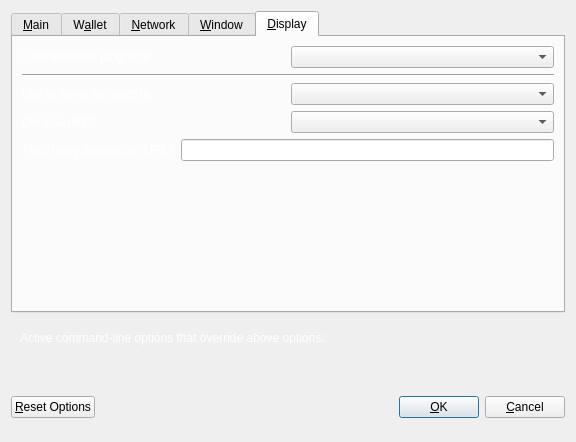
This is src/qt/forms/optionsdialog.ui in zestfoundation/ZestCoin as Qt 5 draws it before an edit. The edited form follows.
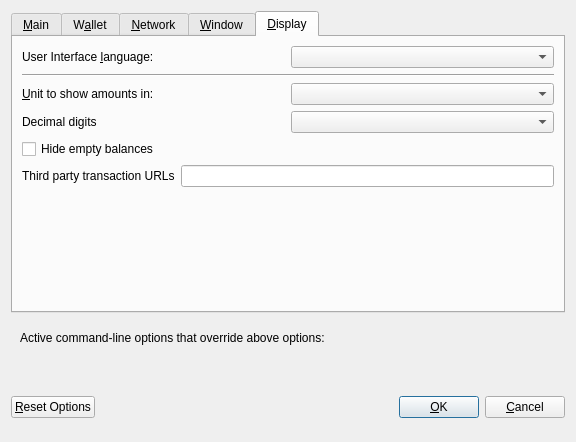
This is the edited form. The open tabs and pages were chosen to show the change. Custom widgets are drawn as their Qt base class.

Commit message: [GUI] UX overhaul Hide balances when empty (check options) Fixed label names Added locked coins

```diff
--- a/src/qt/forms/optionsdialog.ui
+++ b/src/qt/forms/optionsdialog.ui
@@ -440,9 +440,6 @@
         <layout class="QHBoxLayout" name="horizontalLayout_1_Display">
          <item>
           <widget class="QLabel" name="langLabel">
-           <property name="styleSheet">
-            <string notr="true">color:#fff;</string>
-           </property>
            <property name="text">
             <string>User Interface &amp;language:</string>
            </property>
@@ -474,9 +471,6 @@
         <layout class="QHBoxLayout" name="horizontalLayout_2_Display">
          <item>
           <widget class="QLabel" name="unitLabel">
-           <property name="styleSheet">
-            <string notr="true">color:#fff;</string>
-           </property>
            <property name="text">
             <string>&amp;Unit to show amounts in:</string>
            </property>
@@ -501,9 +495,6 @@
         <layout class="QHBoxLayout" name="horizontalLayout_5_Display">
          <item>
           <widget class="QLabel" name="digitsLabel">
-           <property name="styleSheet">
-            <string notr="true">color:#fff;</string>
-           </property>
            <property name="text">
             <string>Decimal digits</string>
            </property>
@@ -514,6 +505,19 @@
          </item>
         </layout>
        </item>
+       <item>
+        <widget class="QCheckBox" name="checkBoxHideZeroBalances">
+         <property name="toolTip">
+          <string>Hide empty balances</string>
+         </property>
+         <property name="layoutDirection">
+          <enum>Qt::LeftToRight</enum>
+         </property>
+         <property name="text">
+          <string>Hide empty balances</string>
+         </property>
+        </widget>
+       </item>
        <item>
         <layout class="QHBoxLayout" name="horizontalLayout_3_Display">
          <item>
@@ -521,9 +525,6 @@
            <property name="toolTip">
             <string>Third party URLs (e.g. a block explorer) that appear in the transactions tab as context menu items. %s in the URL is replaced by transaction hash. Multiple URLs are separated by vertical bar |.</string>
            </property>
-           <property name="styleSheet">
-            <string notr="true">color:#fff;</string>
-           </property>
            <property name="text">
             <string>Third party transaction URLs</string>
            </property>
@@ -565,9 +566,6 @@
        <layout class="QHBoxLayout" name="horizontalLayout_Bottom">
         <item>
          <widget class="QLabel" name="overriddenByCommandLineInfoLabel">
-          <property name="styleSheet">
-           <string notr="true">color:#fff;</string>
-          </property>
           <property name="text">
            <string>Active command-line options that override above options:</string>
           </property>
```
Left out of the diff: 48 changed lines with no effect on the pictures. The commit also changes 30 other files.
